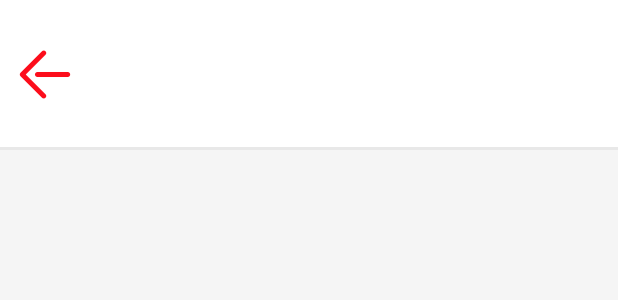
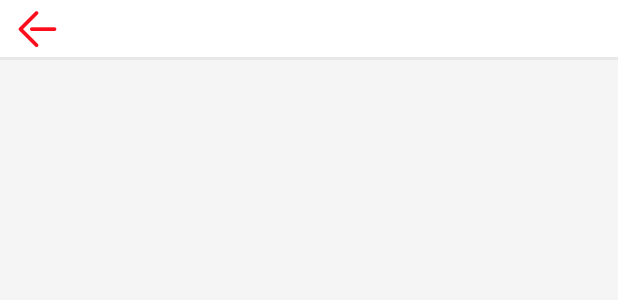
Before and after one commit to cuichenxi/poverty, an Android app: the layout title_bar.xml on its own in the app's theme, with its tools: preview values and no code run, on a phone screen of 412 x 824 dp. Shown: the top 300 px of the screen. Run offline under Robolectric (Android 15) with nearby library versions, the phone set to English and light mode, and no system bars.

Commit message:
modify town

```diff
--- a/app/src/main/res/layout/title_bar.xml
+++ b/app/src/main/res/layout/title_bar.xml
@@ -1,7 +1,7 @@
 <?xml version="1.0" encoding="utf-8"?>
 <RelativeLayout xmlns:android="http://schemas.android.com/apk/res/android"
     android:layout_width="fill_parent"
-    android:layout_height="100dp"
+    android:layout_height="40dp"
     android:background="@color/pub_color_white"
     android:gravity="center_vertical">
 
@@ -13,7 +13,7 @@
         android:gravity="center"
         android:text="@string/icon_font_back"
         android:textColor="@color/pub_color_red"
-        android:textSize="40dp" />
+        android:textSize="30dp" />
 
     <!--<ImageView-->
     <!---->
@@ -34,7 +34,7 @@
         android:singleLine="true"
         android:text=""
         android:textColor="@color/pub_color_red"
-        android:textSize="40dp" />
+        android:textSize="30dp" />
 
     <TextView
         android:id="@+id/tv_right_text"
```
